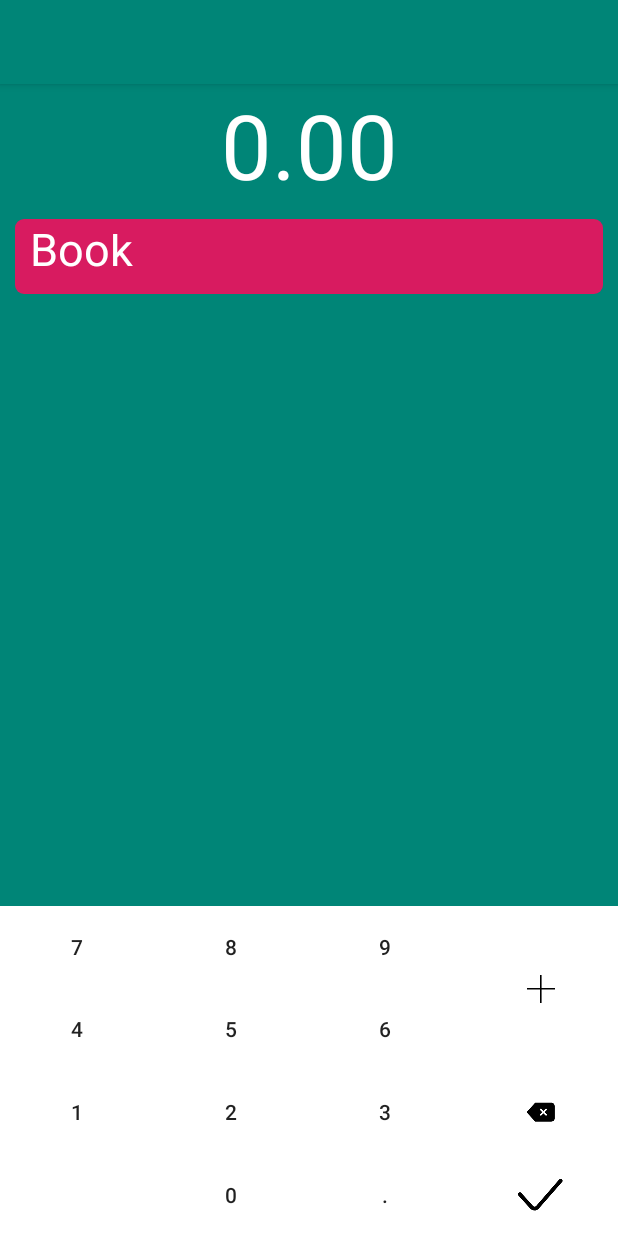
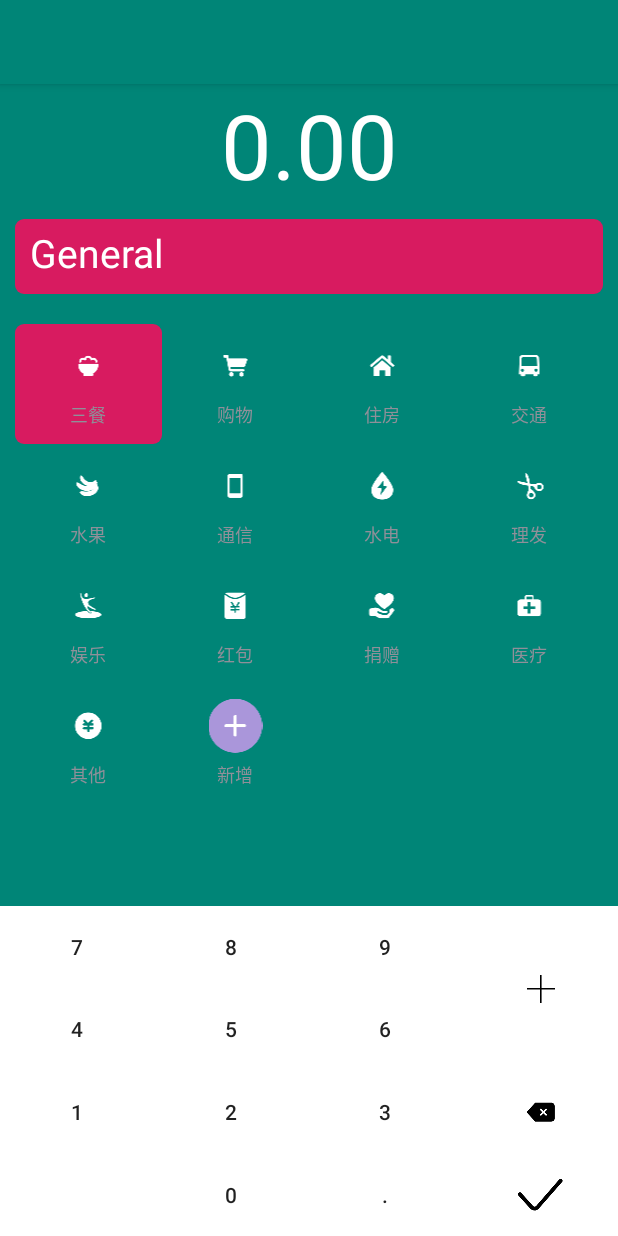
Before and after one commit to leeranzhi/AccountingApp, an Android app: the screen it shows after launch (AddRecordActivity), after a tap on an icon or button, on a phone screen of 412 x 824 dp. Run offline under Robolectric (Android 15) with nearby library versions, the phone set to English and light mode, and no system bars.

Commit message:
完成pager页面刷新.

```diff
--- a/app/src/main/java/com/leecode1988/accountingapp/AddRecordActivity.java
+++ b/app/src/main/java/com/leecode1988/accountingapp/AddRecordActivity.java
@@ -4,16 +4,28 @@ import android.content.Context;
 import android.content.Intent;
 import android.support.v7.app.AppCompatActivity;
 import android.os.Bundle;
+import android.support.v7.widget.GridLayoutManager;
+import android.support.v7.widget.RecyclerView;
 import android.util.Log;
 import android.view.View;
 import android.widget.Button;
+import android.widget.EditText;
 import android.widget.TextView;
+import android.widget.Toast;
 
-public class AddRecordActivity extends AppCompatActivity implements View.OnClickListener {
+public class AddRecordActivity extends AppCompatActivity implements View.OnClickListener, CategoryRecyclerAdapter.OnCategoryClickListener {
 
     private static final String TAG = "AddRecordActivity";
     private String userInput = "";
     private TextView amountText;
+
+    private EditText editText;
+    private RecyclerView recyclerView;
+    private CategoryRecyclerAdapter adapter;
+
+    private String category = "General";
+    private RecordBean.RecordType type = RecordBean.RecordType.RECORD_TYPE_EXPENSE;
+    private String remark = category;
 
     @Override
     protected void onCreate(Bundle savedInstanceState) {
@@ -36,10 +48,23 @@ public class AddRecordActivity extends AppCompatActivity implements View.OnClick
         findViewById(R.id.keyboard_zero).setOnClickListener(this);
 
         amountText = findViewById(R.id.textView_addView_amount);
+        editText = findViewById(R.id.edit_text_mark);
+        editText.setText(remark);
+
         handleDot();
         handleBackspace();
         handleDone();
         handleTypeChanged();
+
+        recyclerView = findViewById(R.id.recyclerView);
+        adapter = new CategoryRecyclerAdapter(getApplicationContext());
+        recyclerView.setAdapter(adapter);
+        GridLayoutManager manager = new GridLayoutManager(getApplicationContext(), 4);
+        recyclerView.setLayoutManager(manager);
+        adapter.notifyDataSetChanged();
+
+        adapter.setOnCategoryClickListener(this);
+
     }
 
 
@@ -61,7 +86,15 @@ public class AddRecordActivity extends AppCompatActivity implements View.OnClick
         findViewById(R.id.keyboard_type).setOnClickListener(new View.OnClickListener() {
             @Override
             public void onClick(View v) {
-                Log.d(TAG, "TypeChanged: ");
+
+                if (type == RecordBean.RecordType.RECORD_TYPE_EXPENSE) {
+                    type = RecordBean.RecordType.RECORD_TYPE_INCOME;
+                } else {
+                    type = RecordBean.RecordType.RECORD_TYPE_EXPENSE;
+                }
+
+                adapter.changedType(type);
+                category = adapter.getSelected();
             }
         });
     }
@@ -90,9 +123,18 @@ public class AddRecordActivity extends AppCompatActivity implements View.OnClick
             public void onClick(View v) {
                 if (!userInput.equals("")) {
                     double amount = Double.valueOf(userInput);
+                    RecordBean recordBean = new RecordBean();
+                    recordBean.setAmount(amount);
+                    recordBean.setType(type == RecordBean.RecordType.RECORD_TYPE_EXPENSE ? 1 : 2);
+
+                    recordBean.setCategory(adapter.getSelected());
+                    recordBean.setRemark(editText.getText().toString());
+                    GlobalUtil.getInstance().databaseHelper.addRecord(recordBean);
+                    finish();
+
                     Log.d(TAG, "final amount is " + amount);
                 } else {
-
+                    Toast.makeText(getApplicationContext(), "金额不能为0！", Toast.LENGTH_SHORT).show();
                 }
             }
         });
@@ -146,6 +188,12 @@ public class AddRecordActivity extends AppCompatActivity implements View.OnClick
         Intent intent = new Intent(context, AddRecordActivity.class);
         intent.putExtra("param1", data);
         context.startActivity(intent);
+    }
 
+    @Override
+    public void onClick(String category) {
+        this.category = category;
+        editText.setText(category);
+        Log.d(TAG, "Category:" + category);
     }
 }
--- /dev/null
+++ b/app/src/main/java/com/leecode1988/accountingapp/CategoryRecyclerAdapter.java
@@ -0,0 +1,115 @@
+package com.leecode1988.accountingapp;
+
+import android.content.Context;
+import android.support.annotation.NonNull;
+import android.support.v7.widget.RecyclerView;
+import android.view.LayoutInflater;
+import android.view.View;
+import android.view.ViewGroup;
+import android.widget.ImageView;
+import android.widget.RelativeLayout;
+import android.widget.TextView;
+
+import java.util.LinkedList;
+
+/**
+ * author:LeeCode
+ * create:2019/3/4 10:33
+ */
+public class CategoryRecyclerAdapter extends RecyclerView.Adapter<CategoryViewHolder> {
+
+    private LayoutInflater mInflater;
+    public Context mContext;
+    private LinkedList<CategoryResBean> cellList = GlobalUtil.getInstance().costRes;
+
+    public String getSelected() {
+        return selected;
+    }
+
+    private String selected = "";
+
+    private OnCategoryClickListener onCategoryClickListener;
+
+    public void setOnCategoryClickListener(OnCategoryClickListener onCategoryClickListener) {
+        this.onCategoryClickListener = onCategoryClickListener;
+    }
+
+    public CategoryRecyclerAdapter(Context context) {
+        this.mContext = context;
+        mInflater = LayoutInflater.from(mContext);
+        selected = cellList.get(0).title;
+    }
+
+    @NonNull
+    @Override
+    public CategoryViewHolder onCreateViewHolder(@NonNull ViewGroup parent, int viewType) {
+        View view = mInflater.inflate(R.layout.cell_category, parent, false);
+
+        CategoryViewHolder myViewHolder = new CategoryViewHolder(view);
+        return myViewHolder;
+    }
+
+    @Override
+    public void onBindViewHolder(@NonNull CategoryViewHolder holder, int position) {
+        final CategoryResBean res = cellList.get(position);
+
+        holder.imageView.setImageResource(res.resBlack);
+        holder.textView.setText(res.title);
+
+        holder.itemView.setOnClickListener(new View.OnClickListener() {
+            @Override
+            public void onClick(View v) {
+                selected = res.title;
+                notifyDataSetChanged();
+
+                if (onCategoryClickListener != null) {
+                    onCategoryClickListener.onClick(res.title);
+                }
+            }
+        });
+
+        if (holder.textView.getText().toString().equals(selected)) {
+            holder.background.setBackgroundResource(R.drawable.bg_edit_text);
+        } else {
+            holder.background.setBackgroundResource(R.color.colorPrimary);
+        }
+
+    }
+
+    public void changedType(RecordBean.RecordType type) {
+        if (type == RecordBean.RecordType.RECORD_TYPE_EXPENSE) {
+            cellList = GlobalUtil.getInstance().costRes;
+        } else {
+            cellList = GlobalUtil.getInstance().earnRes;
+        }
+
+        selected = cellList.get(0).title;
+        notifyDataSetChanged();
+    }
+
+
+    @Override
+    public int getItemCount() {
+        return cellList.size();
+    }
+
+
+    public interface OnCategoryClickListener {
+        void onClick(String category);
+    }
+}
+
+
+class CategoryViewHolder extends RecyclerView.ViewHolder {
+
+    RelativeLayout background;
+    ImageView imageView;
+    TextView textView;
+
+    public CategoryViewHolder(@NonNull View itemView) {
+        super(itemView);
+        background = itemView.findViewById(R.id.cell_background);
+        imageView = itemView.findViewById(R.id.imageView_category);
+        textView = itemView.findViewById(R.id.textView_category);
+    }
+}
--- a/app/src/main/java/com/leecode1988/accountingapp/GlobalUtil.java
+++ b/app/src/main/java/com/leecode1988/accountingapp/GlobalUtil.java
@@ -22,35 +22,32 @@ public class GlobalUtil {
 
     private static int[] costIconRes = {R.drawable.ic_category_food, R.drawable.ic_category_shopping,
             R.drawable.ic_category_house, R.drawable.ic_category_car, R.drawable.ic_category_fruit,
-            R.drawable.ic_category_mobile, R.drawable.ic_category_water, R.drawable.ic_category_play,
-            R.drawable.ic_category_red, R.drawable.ic_category_love, R.drawable.ic_category_hospital,
-            R.drawable.ic_category_other, R.drawable.ic_category_add};
+            R.drawable.ic_category_mobile, R.drawable.ic_category_water, R.drawable.ic_category_hair,
+            R.drawable.ic_category_play, R.drawable.ic_category_red, R.drawable.ic_category_love,
+            R.drawable.ic_category_hospital, R.drawable.ic_category_other, R.drawable.ic_category_add};
     private static int[] costIconResBlack = {R.drawable.ic_category_food, R.drawable.ic_category_shopping,
             R.drawable.ic_category_house, R.drawable.ic_category_car, R.drawable.ic_category_fruit,
-            R.drawable.ic_category_mobile, R.drawable.ic_category_water, R.drawable.ic_category_play,
-            R.drawable.ic_category_red, R.drawable.ic_category_love, R.drawable.ic_category_hospital,
-            R.drawable.ic_category_other, R.drawable.ic_category_add};
+            R.drawable.ic_category_mobile, R.drawable.ic_category_water, R.drawable.ic_category_hair,
+            R.drawable.ic_category_play, R.drawable.ic_category_red, R.drawable.ic_category_love,
+            R.drawable.ic_category_hospital, R.drawable.ic_category_other, R.drawable.ic_category_add};
     private static String[] costTitle = {"三餐", "购物",
             "住房", "交通", "水果",
             "通信", "水电", "理发",
             "娱乐", "红包", "捐赠",
             "医疗", "其他", "新增",};
 
-    private static int[] earnIconRes = {R.drawable.ic_category_food, R.drawable.ic_category_shopping,
-            R.drawable.ic_category_house, R.drawable.ic_category_car, R.drawable.ic_category_fruit,
-            R.drawable.ic_category_mobile, R.drawable.ic_category_water, R.drawable.ic_category_play,
-            R.drawable.ic_category_red, R.drawable.ic_category_love, R.drawable.ic_category_hospital,
-            R.drawable.ic_category_other, R.drawable.ic_category_add};
-    private static int[] earnIconResBlack = {R.drawable.ic_category_food, R.drawable.ic_category_shopping,
-            R.drawable.ic_category_house, R.drawable.ic_category_car, R.drawable.ic_category_fruit,
-            R.drawable.ic_category_mobile, R.drawable.ic_category_water, R.drawable.ic_category_play,
-            R.drawable.ic_category_red, R.drawable.ic_category_love, R.drawable.ic_category_hospital,
-            R.drawable.ic_category_other, R.drawable.ic_category_add};
-    private static String[] earnTitle = {"三餐", "购物",
-            "住房", "交通", "水果",
-            "通信", "水电", "理发",
-            "娱乐", "红包", "捐赠",
-            "医疗", "其他", "新增",};
+    private static int[] earnIconRes = {R.drawable.ic_category_salary, R.drawable.ic_category_reward,
+            R.drawable.ic_category_get, R.drawable.ic_category_invest, R.drawable.ic_category_life,
+            R.drawable.ic_category_pin, R.drawable.ic_category_extra, R.drawable.ic_category_back,
+            R.drawable.ic_category_red, R.drawable.ic_category_other, R.drawable.ic_category_add};
+    private static int[] earnIconResBlack = {R.drawable.ic_category_salary, R.drawable.ic_category_reward,
+            R.drawable.ic_category_get, R.drawable.ic_category_invest, R.drawable.ic_category_life,
+            R.drawable.ic_category_pin, R.drawable.ic_category_extra, R.drawable.ic_category_back,
+            R.drawable.ic_category_red, R.drawable.ic_category_other, R.drawable.ic_category_add};
+    private static String[] earnTitle = {"工资", "奖金",
+            "收钱", "投资收益", "生活费",
+            "零花钱", "外快", "退款",
+            "红包", "其他收入", "新增"};
 
     public static GlobalUtil getInstance() {
         if (instance == null) {
@@ -66,7 +63,7 @@ public class GlobalUtil {
 
     public void setContext(Context context) {
         this.context = context;
-        databaseHelper = new RecordDatabaseHelper(context, RecordDatabaseHelper.DB_NAME, null, 1);
+        databaseHelper = new RecordDatabaseHelper(context, RecordDatabaseHelper.DB_NAME, null, 2);
 
         for (int i = 0; i < costTitle.length; i++) {
             CategoryResBean res = new CategoryResBean();
@@ -85,4 +82,22 @@ public class GlobalUtil {
 
     }
 
+    public int getResourceIcon(String category) {
+
+        for (CategoryResBean res : costRes) {
+            if (res.title.equals(category)) {
+                return res.resWhite;
+            }
+        }
+
+        for (CategoryResBean res : earnRes) {
+            if (res.title.equals(category)) {
+                return res.resWhite;
+            }
+        }
+
+        return costRes.get(0).resWhite;
+    }
+
+
 }
--- a/app/src/main/java/com/leecode1988/accountingapp/ListViewAdapter.java
+++ b/app/src/main/java/com/leecode1988/accountingapp/ListViewAdapter.java
@@ -1,6 +1,7 @@
 package com.leecode1988.accountingapp;
 
 import android.content.Context;
+import android.util.Log;
 import android.view.LayoutInflater;
 import android.view.View;
 import android.view.ViewGroup;
@@ -8,6 +9,7 @@ import android.widget.BaseAdapter;
 import android.widget.ImageView;
 import android.widget.TextView;
 
+import java.util.Date;
 import java.util.LinkedList;
 
 /**
@@ -15,6 +17,7 @@ import java.util.LinkedList;
  * create:2019/2/13 0:03
  */
 public class ListViewAdapter extends BaseAdapter {
+    private static final String TAG = "ListViewAdapter";
 
     private LinkedList<RecordBean> records = new LinkedList<>();
     private LayoutInflater mInflater;
@@ -73,9 +76,17 @@ class ViewHolder {
 
     public ViewHolder(View itemView, RecordBean record) {
         remarkTv = itemView.findViewById(R.id.textView_remark);
-        amountTv = itemView.findViewById(R.id.amount_text);
+        amountTv = itemView.findViewById(R.id.textView_amount);
         timeTv = itemView.findViewById(R.id.textView_time);
         categoryIcon = itemView.findViewById(R.id.imageView_category);
-//        remarkTv.setText(record.getCategory());
+        remarkTv.setText(record.getRemark());
+
+        if (record.getType() == 1) {
+            amountTv.setText("- " + record.getAmount());
+        } else if (record.getType() == 2) {
+            amountTv.setText("+ " + record.getAmount());
+        }
+        timeTv.setText(DateUtil.getFormattedTime(record.getTimeStamp()));
+        categoryIcon.setImageResource(GlobalUtil.getInstance().getResourceIcon(record.getCategory()));
     }
 }
--- a/app/src/main/java/com/leecode1988/accountingapp/MainActivity.java
+++ b/app/src/main/java/com/leecode1988/accountingapp/MainActivity.java
@@ -1,13 +1,16 @@
 package com.leecode1988.accountingapp;
 
+import android.content.Intent;
 import android.support.design.widget.FloatingActionButton;
 import android.support.v4.view.ViewPager;
 import android.support.v7.app.AppCompatActivity;
 import android.os.Bundle;
+import android.util.Log;
 import android.view.View;
 
 
 public class MainActivity extends AppCompatActivity {
+    private static final String TAG = "MainActivity";
 
     private ViewPager viewPager;
     private MainViewPagerAdapter pagerAdapter;
@@ -17,6 +20,8 @@ public class MainActivity extends AppCompatActivity {
     protected void onCreate(Bundle savedInstanceState) {
         super.onCreate(savedInstanceState);
         setContentView(R.layout.activity_main);
+
+        GlobalUtil.getInstance().setContext(getApplicationContext());
 
         viewPager = findViewById(R.id.view_pager);
         pagerAdapter = new MainViewPagerAdapter(getSupportFragmentManager());
@@ -28,11 +33,17 @@ public class MainActivity extends AppCompatActivity {
         fbAddRecord.setOnClickListener(new View.OnClickListener() {
             @Override
             public void onClick(View v) {
-                AddRecordActivity.actionStart(MainActivity.this, "test");
+                Intent intent = new Intent(MainActivity.this, AddRecordActivity.class);
+                startActivityForResult(intent, 1);
+
             }
         });
+    }
 
-        GlobalUtil.getInstance().setContext(getApplicationContext());
-
+    @Override
+    protected void onActivityResult(int requestCode, int resultCode, Intent data) {
+        super.onActivityResult(requestCode, resultCode, data);
+        Log.d(TAG,"onActivityResult");
+        pagerAdapter.reload();
     }
 }
--- a/app/src/main/java/com/leecode1988/accountingapp/MainFragment.java
+++ b/app/src/main/java/com/leecode1988/accountingapp/MainFragment.java
@@ -29,12 +29,7 @@ public class MainFragment extends Fragment {
 
     public MainFragment(String date) {
         this.date = date;
-
-        records.add(new RecordBean());
-        records.add(new RecordBean());
-        records.add(new RecordBean());
-        records.add(new RecordBean());
-        records.add(new RecordBean());
+        records = GlobalUtil.getInstance().databaseHelper.queryRecords(date);
     }
 
     @Nullable
@@ -51,12 +46,15 @@ public class MainFragment extends Fragment {
         listView = rootView.findViewById(R.id.list_view);
         textView.setText(date);
         listViewAdapter = new ListViewAdapter(getContext());
+        reload();
+    }
+
+    public void reload() {
+        records = GlobalUtil.getInstance().databaseHelper.queryRecords(date);
         listViewAdapter.setData(records);
-        listView.setAdapter(listViewAdapter);
 
         if (listViewAdapter.getCount() > 0) {
             rootView.findViewById(R.id.no_record_today).setVisibility(View.INVISIBLE);
-
         }
     }
 }
--- a/app/src/main/java/com/leecode1988/accountingapp/MainViewPagerAdapter.java
+++ b/app/src/main/java/com/leecode1988/accountingapp/MainViewPagerAdapter.java
@@ -3,6 +3,7 @@ package com.leecode1988.accountingapp;
 import android.support.v4.app.Fragment;
 import android.support.v4.app.FragmentManager;
 import android.support.v4.app.FragmentPagerAdapter;
+import android.util.Log;
 
 import java.util.LinkedList;
 
@@ -11,6 +12,7 @@ import java.util.LinkedList;
  * create:2019/2/12 15:05
  */
 public class MainViewPagerAdapter extends FragmentPagerAdapter {
+    private static final String TAG = "MainViewPagerAdapter";
 
     LinkedList<MainFragment> fragments = new LinkedList<>();
     LinkedList<String> dates = new LinkedList<>();
@@ -21,10 +23,11 @@ public class MainViewPagerAdapter extends FragmentPagerAdapter {
     }
 
     private void initFragment() {
-        dates.add("2019-2-12");
-        dates.add("2019-2-13");
-        dates.add("2019-2-14");
-        dates.add("2019-2-15");
+        dates = GlobalUtil.getInstance().databaseHelper.getAvaliableDate();
+        if (!dates.contains(DateUtil.getFormatterDate())) {
+            dates.addLast(DateUtil.getFormatterDate());
+        }
+
         for (String date : dates) {
             MainFragment fragment = new MainFragment(date);
             fragments.add(fragment);
@@ -45,4 +48,10 @@ public class MainViewPagerAdapter extends FragmentPagerAdapter {
     public int getCount() {
         return fragments.size();
     }
+
+    public void reload() {
+        for (MainFragment fragment : fragments) {
+            fragment.reload();
+        }
+    }
 }
--- a/app/src/main/java/com/leecode1988/accountingapp/RecordDatabaseHelper.java
+++ b/app/src/main/java/com/leecode1988/accountingapp/RecordDatabaseHelper.java
@@ -57,6 +57,8 @@ public class RecordDatabaseHelper extends SQLiteOpenHelper {
         values.put("date", bean.getDate());
         values.put("time", bean.getTimeStamp());
         db.insert(DB_NAME, null, values);
+        values.clear();
+        Log.d(TAG, bean.getUuid() + "---->added");
     }
 
     public void removeRecord(String uuid) {
@@ -133,6 +135,12 @@ public class RecordDatabaseHelper extends SQLiteOpenHelper {
             } while (cursor.moveToNext());
         }
         cursor.close();
+
+//        Log.d(TAG, "查看此处" + dates.size());
+//        if (dates.size() <= 0) {
+//            dates.add("1970-01-01");
+//            Log.d(TAG, "查询日期为空，已添加默认！！！");
+//        }
         return dates;
     }
 }
--- a/app/src/main/res/drawable/circle.xml
+++ b/app/src/main/res/drawable/circle.xml
@@ -1,7 +1,7 @@
 <?xml version="1.0" encoding="utf-8"?>
 <shape xmlns:android="http://schemas.android.com/apk/res/android"
     android:shape="oval">
-    <solid android:color="@android:color/darker_gray"/>
+    <solid android:color="@color/colorAccent"/>
     <size android:width="120dp"
         android:height="120dp"/>
 
--- a/app/src/main/res/layout/activity_add_record.xml
+++ b/app/src/main/res/layout/activity_add_record.xml
@@ -199,9 +199,10 @@
             android:padding="10dp"
             android:text="Book"
             android:textColor="@android:color/white"
-            android:textSize="30sp" />
+            android:textSize="26sp" />
 
         <android.support.v7.widget.RecyclerView
+            android:id="@+id/recyclerView"
             android:layout_width="match_parent"
             android:layout_height="match_parent"
             android:layout_below="@+id/edit_text_mark"
--- /dev/null
+++ b/app/src/main/res/layout/cell_category.xml
@@ -0,0 +1,33 @@
+<?xml version="1.0" encoding="utf-8"?>
+<RelativeLayout xmlns:android="http://schemas.android.com/apk/res/android"
+    android:id="@+id/cell_background"
+    android:layout_width="wrap_content"
+    android:layout_height="wrap_content">
+
+    <RelativeLayout
+        android:layout_width="wrap_content"
+        android:layout_height="60dp"
+        android:layout_margin="10dp"
+        android:gravity="center">
+
+        <ImageView
+            android:id="@+id/imageView_category"
+            android:layout_width="match_parent"
+            android:layout_height="wrap_content"
+            android:src="@drawable/ic_category_add" />
+
+        <TextView
+            android:id="@+id/textView_category"
+            android:layout_width="match_parent"
+            android:layout_height="wrap_content"
+            android:layout_below="@+id/imageView_category"
+            android:layout_alignParentStart="true"
+            android:layout_alignParentLeft="true"
+            android:layout_marginTop="5dp"
+            android:gravity="center"
+            android:text="新增"
+            android:textSize="12sp" />
+
+    </RelativeLayout>
+
+</RelativeLayout>
--- a/app/src/main/res/layout/cell_list_view.xml
+++ b/app/src/main/res/layout/cell_list_view.xml
@@ -5,6 +5,7 @@
     android:padding="16dp">
 
     <ImageView
+        android:src="@drawable/ic_category_food"
         android:id="@+id/imageView_category"
         android:layout_width="40dp"
         android:layout_height="40dp"
```
Also changed, not shown: app/src/main/res/drawable-xxhdpi/ic_category_back.png (added), app/src/main/res/drawable-xxhdpi/ic_category_extra.png (added), app/src/main/res/drawable-xxhdpi/ic_category_get.png (added), app/src/main/res/drawable-xxhdpi/ic_category_invest.png (added), app/src/main/res/drawable-xxhdpi/ic_category_life.png (added), app/src/main/res/drawable-xxhdpi/ic_category_pin.png (added), app/src/main/res/drawable-xxhdpi/ic_category_reward.png (added), app/src/main/res/drawable-xxhdpi/ic_category_salary.png (added).
